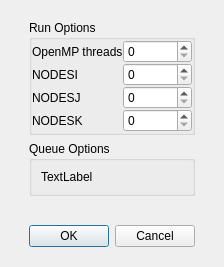
The window that gui/uifiles/run_dialog.ui (truongd8593/mfix) describes before a commit, drawn with Qt 5.
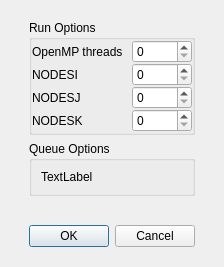
The same window after the commit.

Commit message: temp branch for run dialog (openmp/dmp options)

```diff
--- a/gui/uifiles/run_dialog.ui
+++ b/gui/uifiles/run_dialog.ui
@@ -52,10 +52,13 @@
          <string>Run Options</string>
         </property>
         <layout class="QGridLayout" name="gridLayout_2">
-         <property name="margin">
+         <property name="horizontalSpacing">
+          <number>9</number>
+         </property>
+         <property name="verticalSpacing">
           <number>0</number>
          </property>
-         <property name="spacing">
+         <property name="margin">
           <number>0</number>
          </property>
          <item row="0" column="1">
```
